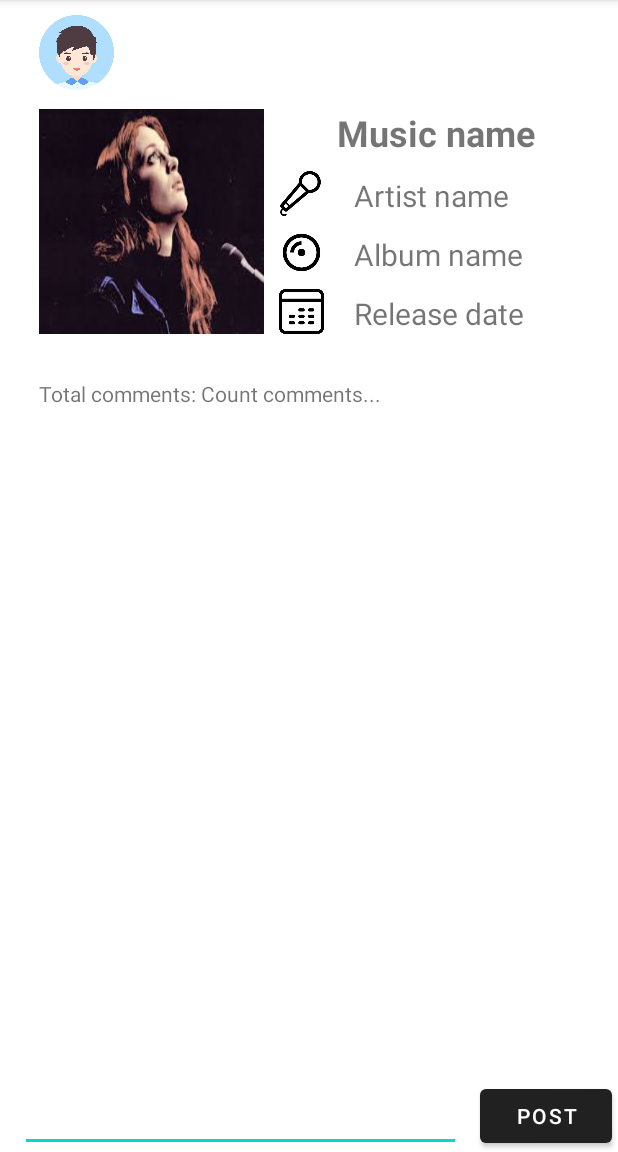
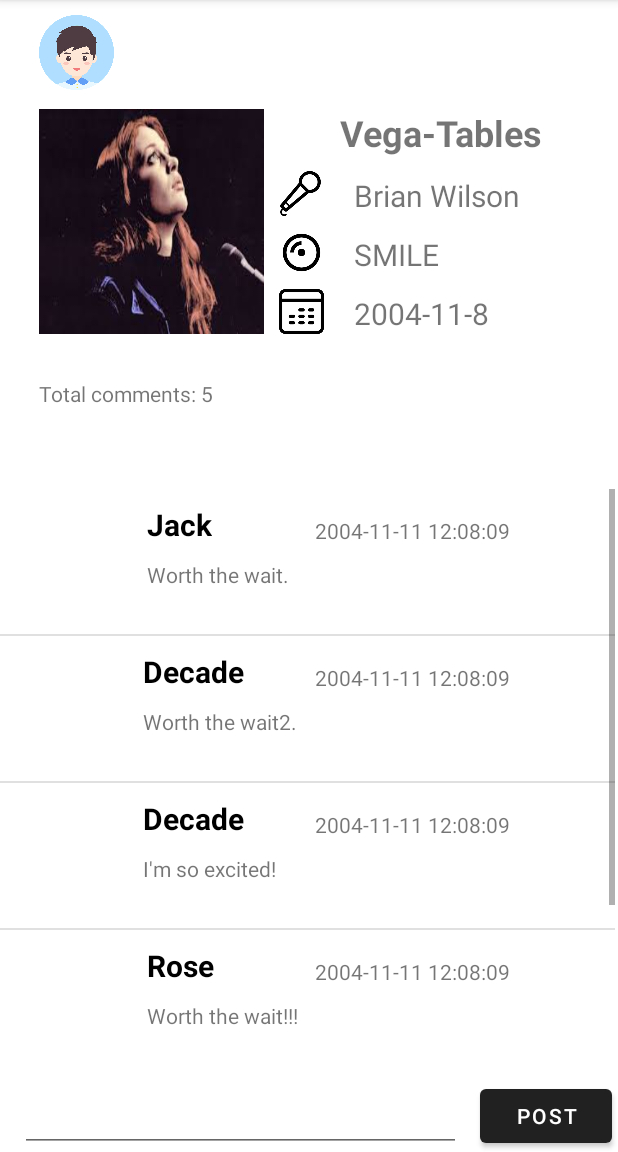
Before and after one commit to pyh1998/MiloMusic, an Android app: the MainActivity screen opened directly, with no data from a screen before it, after a tap on "Vega-Tables", on a phone screen of 412 x 824 dp, the part 84-1236 px from its top. Run offline under Robolectric (Android 15) with nearby library versions, the phone set to English and light mode, and no system bars; our stand-ins replace CircleImageView; 5 statements that could not run were skipped.

Commit message:
small demo2

```diff
--- a/app/src/main/assets/post_list.json
+++ b/app/src/main/assets/post_list.json
@@ -60,11 +60,11 @@
       "rate":4.8,
       "picture": "brianwilson"},
     "user":{
-      "id": 3,
-      "name": "Mike",
+      "id": 4,
+      "name": "Rose",
       "email": "123456@gmail.com",
       "age": 18,
-      "sex":"male"},
+      "sex":"female"},
     "datetime": "2004-11-11 12:08:09",
     "userReviews":"Worth the wait!!!"},
   {"id":5,
--- a/app/src/main/java/com/example/social_network_app/Basic_classes/MusicDao/Music.java
+++ b/app/src/main/java/com/example/social_network_app/Basic_classes/MusicDao/Music.java
@@ -90,4 +90,10 @@ public class Music implements Serializable {
                 ", picture='" + picture + '\'' +
                 '}';
     }
+
+    public boolean equals(Music music){
+        return this.id == music.id;
+    }
+
+
 }
--- a/app/src/main/java/com/example/social_network_app/Basic_classes/UserDao/User.java
+++ b/app/src/main/java/com/example/social_network_app/Basic_classes/UserDao/User.java
@@ -1,4 +1,6 @@
 package com.example.social_network_app.Basic_classes.UserDao;
+
+import com.example.social_network_app.Basic_classes.MusicDao.Music;
 
 import java.io.Serializable;
 
@@ -78,4 +80,8 @@ public class User implements Serializable {
                 ", heed='" + heed + '\'' +
                 '}';
     }
+
+    public boolean equals(User user){
+        return this.id == user.id;
+    }
 }
--- a/app/src/main/java/com/example/social_network_app/CommentsActivity.java
+++ b/app/src/main/java/com/example/social_network_app/CommentsActivity.java
@@ -2,17 +2,48 @@ package com.example.social_network_app;
 
 import androidx.appcompat.app.AppCompatActivity;
 
+import android.content.Context;
 import android.content.Intent;
+import android.content.res.AssetManager;
 import android.os.Bundle;
 import android.util.Log;
+import android.widget.ImageView;
+import android.widget.ListView;
+import android.widget.SimpleAdapter;
+import android.widget.TextView;
 
 import com.example.social_network_app.Basic_classes.MusicDao.Music;
+import com.example.social_network_app.Basic_classes.PostDao.Post;
 import com.example.social_network_app.Basic_classes.UserDao.User;
+import com.google.gson.Gson;
+import com.google.gson.reflect.TypeToken;
+
+import java.io.BufferedReader;
+import java.io.IOException;
+import java.io.InputStreamReader;
+import java.lang.reflect.Field;
+import java.util.ArrayList;
+import java.util.HashMap;
+import java.util.List;
+import java.util.Map;
 
 public class CommentsActivity extends AppCompatActivity {
 
     User currentUser;
     Music currentMusic;
+    List<Post> postList = new ArrayList<>();
+    List<Post> resultList = new ArrayList<>();
+    List<Map<String,Object>> resultMapList = new ArrayList<>();
+
+    ImageView userHead;
+    ImageView MusicImage;
+    TextView MusicName;
+    TextView ArtistName;
+    TextView AlbumName;
+    TextView ReleaseDate;
+    TextView CommentsCount;
+    ListView Comments;
+
 
     @Override
     protected void onCreate(Bundle savedInstanceState) {
@@ -25,5 +56,102 @@ public class CommentsActivity extends AppCompatActivity {
         currentMusic = (Music) getIntent().getSerializableExtra("Music");
         Log.e("!!!!!!!!!!!!!",currentUser.toString());
         Log.e("!!!!!!!!!!!!!",currentMusic.toString());
+
+        userHead = findViewById(R.id.iv_userhead_comments);
+        MusicImage = findViewById(R.id.comment_music);
+        MusicName = findViewById(R.id.music_name);
+        ArtistName = findViewById(R.id.artist_name);
+        AlbumName = findViewById(R.id.album_name);
+        ReleaseDate = findViewById(R.id.album_releasedate);
+        CommentsCount = findViewById(R.id.comments_count);
+        Comments = findViewById(R.id.user_comments);
+
+        postList = getPostList();
+
+        for(int i=0;i<postList.size();i++){
+            if(postList.get(i).getMusic().equals(currentMusic)){
+                resultList.add(postList.get(i));
+            }
+        }
+        showUser();
+        showMusic();
+        showComments(resultList);
+        CommentsCount.setText(String.valueOf(resultList.size()));
+    }
+
+    public void showUser(){
+        String head_img = currentUser.getHeed();
+        try {
+            Field field = R.drawable.class.getField(head_img);
+            int img_id = field.getInt(field.getName());
+            userHead.setImageResource(img_id);
+        } catch (Exception e) {
+            e.printStackTrace();
+        }
+    }
+    public void showMusic(){
+        String img = currentMusic.getPicture();
+        try {
+            Field field = R.drawable.class.getField(img);
+            int img_id = field.getInt(field.getName());
+            MusicImage.setImageResource(img_id);
+        } catch (Exception e) {
+            e.printStackTrace();
+        }
+        MusicName.setText(currentMusic.getName());
+        ArtistName.setText(currentMusic.getArtist());
+        AlbumName.setText(currentMusic.getAlbum());
+        ReleaseDate.setText(currentMusic.getReleaseDate());
+    }
+
+    public void showComments(List<Post> list){
+        for(int i =0;i<list.size();i++){
+            Map<String,Object> map = new HashMap<>();
+            User user = list.get(i).getUser();
+            String datetime = list.get(i).getDatetime();
+            String comments = list.get(i).getUserReviews();
+            try {
+                Field field = R.drawable.class.getField(user.getHeed());
+                int img_id = field.getInt(field.getName());
+                map.put("comment_userhead",img_id);
+            } catch (Exception e) {
+                e.printStackTrace();
+            }
+            map.put("comment_user_name",user.getName());
+            map.put("comment_date",datetime);
+            map.put("comment",comments);
+            resultMapList.add(map);
+        }
+        SimpleAdapter listAdapter = new SimpleAdapter(
+                this,
+                resultMapList,
+                R.layout.comment_item,
+                new String[]{"comment_userhead","comment_user_name","comment_date","comment"},
+                new int[]{R.id.comment_userhead,R.id.comment_user_name,R.id.comment_date,R.id.comment}
+        );
+        Comments.setAdapter(listAdapter);
+    }
+
+    public List<Post> getPostList(){
+        String myjson = getJson(this, "post_list.json");
+        Gson gson = new Gson();
+        return  gson .fromJson(myjson, new TypeToken<List<Post>>(){}.getType());
+    }
+
+    public static String getJson(Context context, String fileName){
+        StringBuilder stringBuilder = new StringBuilder();
+        AssetManager assetManager = context.getAssets();
+        try {
+            BufferedReader bufferedReader = new BufferedReader(new InputStreamReader(
+                    assetManager.open(fileName),"utf-8"));
+            String line;
+            while ((line = bufferedReader.readLine()) != null) {
+                stringBuilder.append(line);
+            }
+            bufferedReader.close();
+        } catch (IOException e) {
+            e.printStackTrace();
+        }
+        return stringBuilder.toString();
     }
 }
--- a/app/src/main/java/com/example/social_network_app/MainActivity.java
+++ b/app/src/main/java/com/example/social_network_app/MainActivity.java
@@ -111,7 +111,7 @@ public class MainActivity extends AppCompatActivity {
     public void showMusic(List<Music> list){
         for(int i =0;i<list.size();i++){
             Map<String,Object> map = new HashMap<>();
-            Music music = MusicList.get(i);
+            Music music = list.get(i);
             try {
                 Field field = R.drawable.class.getField(music.getPicture());
                 int img_id = field.getInt(field.getName());
--- a/app/src/main/res/layout/activity_comments.xml
+++ b/app/src/main/res/layout/activity_comments.xml
@@ -79,7 +79,7 @@
         android:textSize="24sp"
         android:textStyle="bold"
         app:layout_constraintEnd_toEndOf="parent"
-        app:layout_constraintHorizontal_bias="0.471"
+        app:layout_constraintHorizontal_bias="0.5"
         app:layout_constraintStart_toEndOf="@+id/comment_music"
         app:layout_constraintTop_toTopOf="parent" />
 
--- a/app/src/main/res/layout/comment_item.xml
+++ b/app/src/main/res/layout/comment_item.xml
@@ -38,22 +38,20 @@
         android:id="@+id/comment_date"
         android:layout_width="wrap_content"
         android:layout_height="wrap_content"
-        android:layout_marginTop="12dp"
+        android:layout_marginEnd="70dp"
+        android:layout_marginRight="70dp"
         android:text="Comment date"
-        app:layout_constraintBottom_toBottomOf="@+id/comment_userhead"
-        app:layout_constraintStart_toStartOf="@+id/comment_user_name"
-        app:layout_constraintTop_toBottomOf="@+id/comment_user_name"
-        app:layout_constraintVertical_bias="1.0" />
+        app:layout_constraintBottom_toBottomOf="@+id/comment_user_name"
+        app:layout_constraintEnd_toEndOf="parent" />
 
     <TextView
         android:id="@+id/comment"
         android:layout_width="281dp"
         android:layout_height="49dp"
+        android:layout_marginTop="10dp"
         android:text="Comment....."
-        app:layout_constraintBottom_toBottomOf="parent"
         app:layout_constraintEnd_toEndOf="parent"
         app:layout_constraintHorizontal_bias="0.0"
         app:layout_constraintStart_toStartOf="@+id/comment_user_name"
-        app:layout_constraintTop_toBottomOf="@+id/comment_date"
-        app:layout_constraintVertical_bias="0.024" />
+        app:layout_constraintTop_toBottomOf="@+id/comment_user_name" />
 </androidx.constraintlayout.widget.ConstraintLayout>
```
Also changed, not shown: app/src/main/java/com/example/social_network_app/Basic_classes/PostDao/Post.java (+11 -3 lines).
